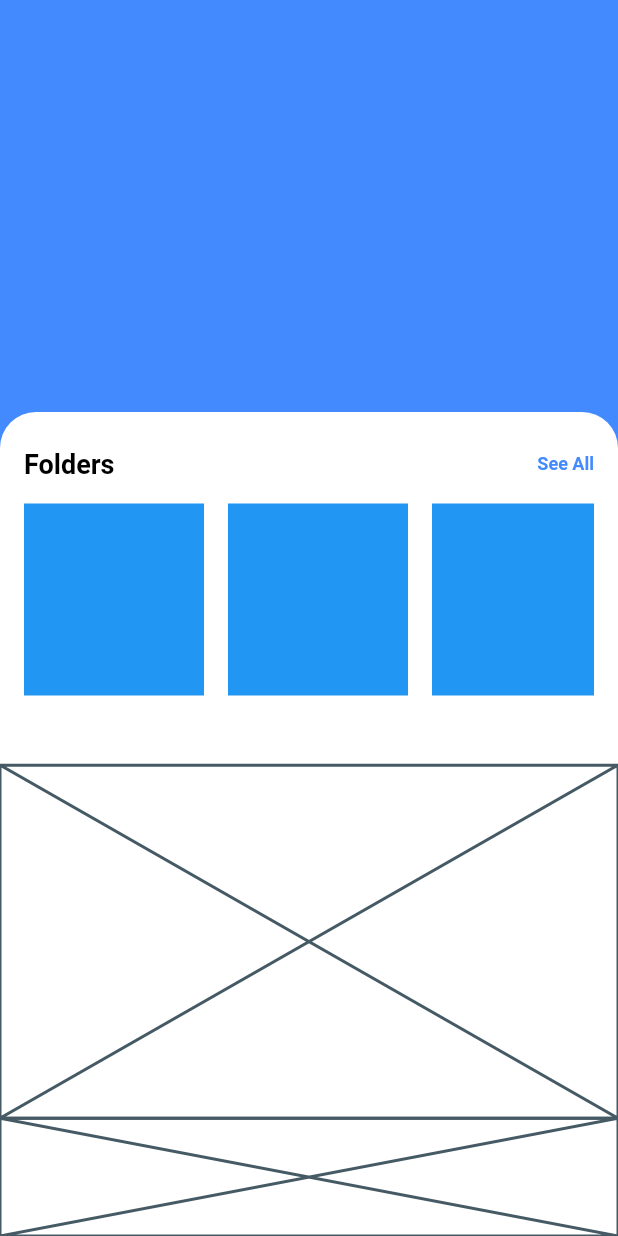
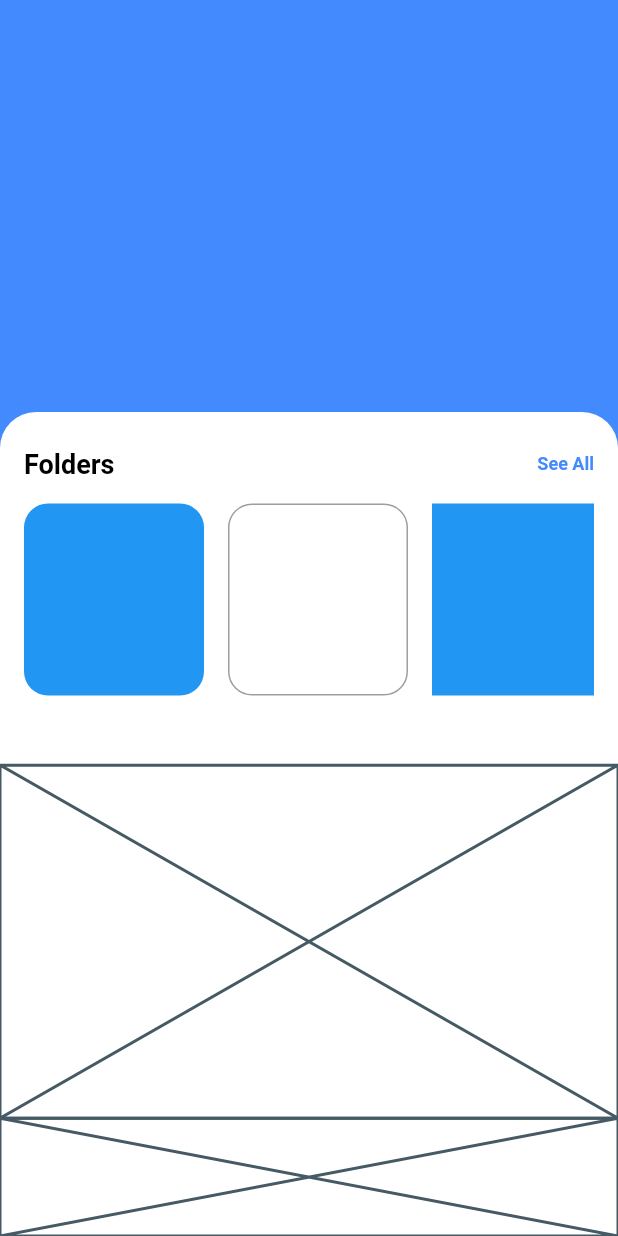
Before and after one commit to JAICHANGPARK/flutter_notebook_the_third_story, a Flutter app: the screen it shows after launch, on a phone screen of 412 x 824 dp. Run offline on Flutter 3.47's test engine with Material 2 defaults, Android fonts, the phone set to English and light mode, and no system bars; our stand-ins replace badges, fl_chart, page_transition.

Commit message:
Update app_main.dart

```diff
--- a/lib/file_manager/app_main.dart
+++ b/lib/file_manager/app_main.dart
@@ -62,23 +62,29 @@ class _AppMainState extends State<AppMain> {
                               shrinkWrap: true,
                               children: <Widget>[
                                 Container(
-                                  margin: EdgeInsets.only(right: 16, bottom: 16, top: 16),
+                                  margin: EdgeInsets.only(
+                                      right: 16, bottom: 16, top: 16),
                                   width: 120,
                                   height: 160,
                                   decoration: BoxDecoration(
-                                    color: Colors.blue,
-                                  ),
+                                      color: Colors.blue,
+                                      borderRadius: BorderRadius.circular(16)),
                                 ),
                                 Container(
-                                  margin: EdgeInsets.only(right: 16, bottom: 16, top: 16),
+                                  margin: EdgeInsets.only(
+                                      right: 16, bottom: 16, top: 16),
                                   width: 120,
                                   height: 160,
                                   decoration: BoxDecoration(
-                                    color: Colors.blue,
-                                  ),
+                                      color: Colors.white,
+                                      borderRadius: BorderRadius.circular(16),
+                                      border: Border.all(
+                                        color: Colors.grey,
+                                      )),
                                 ),
                                 Container(
-                                  margin: EdgeInsets.only(right: 16, bottom: 16, top: 16),
+                                  margin: EdgeInsets.only(
+                                      right: 16, bottom: 16, top: 16),
                                   width: 120,
                                   height: 160,
                                   decoration: BoxDecoration(
```
